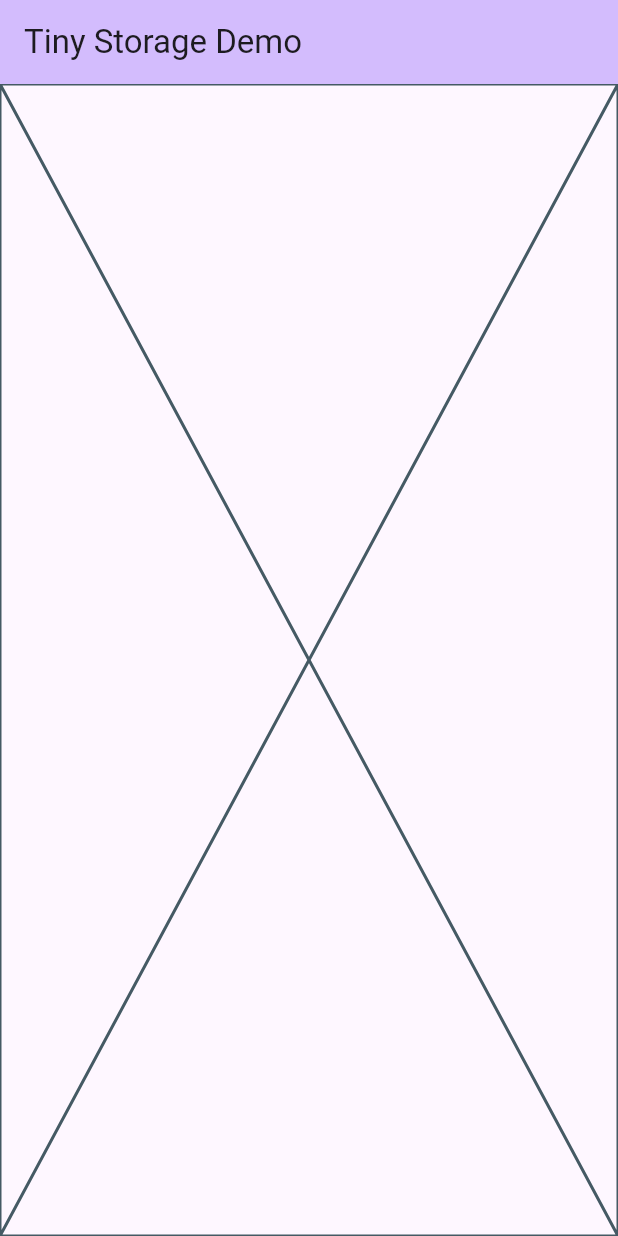
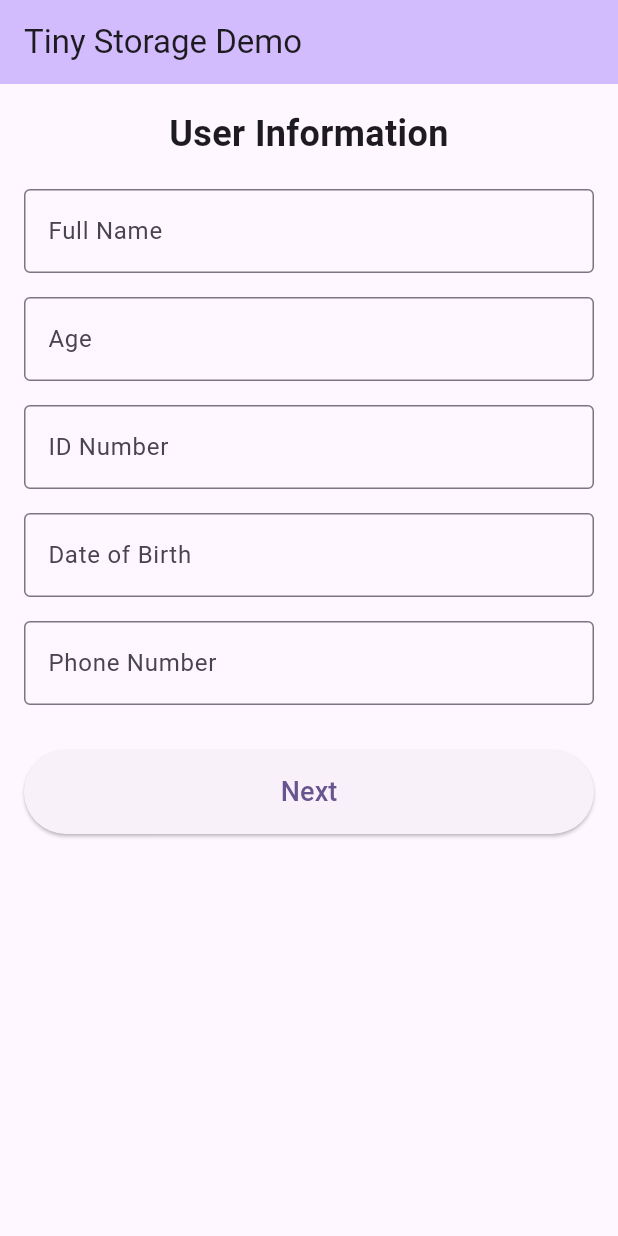
Before and after one commit to DaveSaah/tinystorage_demo, a Flutter app: the screen it shows after launch, on a phone screen of 412 x 824 dp. Run offline on Flutter 3.47's test engine with Material 3 defaults, Android fonts, the phone set to English and light mode, and no system bars.

Commit message:
Update main.dart

```diff
--- a/lib/main.dart
+++ b/lib/main.dart
@@ -1,4 +1,5 @@
 import 'package:flutter/material.dart';
+import 'nextpage.dart';
 
 void main() {
   runApp(const MyApp());
@@ -18,24 +19,127 @@ class MyApp extends StatelessWidget {
         ),
         useMaterial3: true,
       ),
-      home: MyHomePage(),
+      home: const MyHomePage(),
     );
   }
 }
 
-class MyHomePage extends StatelessWidget {
+class MyHomePage extends StatefulWidget {
   const MyHomePage({super.key});
+
+  @override
+  State<MyHomePage> createState() => _MyHomePageState();
+}
+
+class _MyHomePageState extends State<MyHomePage> {
+  final _nameController = TextEditingController();
+  final _ageController = TextEditingController();
+  final _idController = TextEditingController();
+  final _dobController = TextEditingController();
+  final _phoneController = TextEditingController();
+
+  @override
+  void dispose() {
+    _nameController.dispose();
+    _ageController.dispose();
+    _idController.dispose();
+    _dobController.dispose();
+    _phoneController.dispose();
+    super.dispose();
+  }
 
   @override
   Widget build(BuildContext context) {
     return Scaffold(
       appBar: AppBar(
         backgroundColor: Theme.of(context).colorScheme.inversePrimary,
-        title: Text(
-          'Tiny Storage Demo',
+        title: const Text('Tiny Storage Demo'),
+      ),
+      body: Padding(
+        padding: const EdgeInsets.all(16.0),
+        child: SingleChildScrollView(
+          child: Column(
+            crossAxisAlignment: CrossAxisAlignment.stretch,
+            children: [
+              const Text(
+                'User Information',
+                style: TextStyle(fontSize: 24, fontWeight: FontWeight.bold),
+                textAlign: TextAlign.center,
+              ),
+              const SizedBox(height: 20),
+              TextField(
+                controller: _nameController,
+                decoration: const InputDecoration(
+                  labelText: 'Full Name',
+                  border: OutlineInputBorder(),
+                ),
+              ),
+              const SizedBox(height: 16),
+              TextField(
+                controller: _ageController,
+                keyboardType: TextInputType.number,
+                decoration: const InputDecoration(
+                  labelText: 'Age',
+                  border: OutlineInputBorder(),
+                ),
+              ),
+              const SizedBox(height: 16),
+              TextField(
+                controller: _idController,
+                decoration: const InputDecoration(
+                  labelText: 'ID Number',
+                  border: OutlineInputBorder(),
+                ),
+              ),
+              const SizedBox(height: 16),
+              TextField(
+                controller: _dobController,
+                decoration: const InputDecoration(
+                  labelText: 'Date of Birth',
+                  border: OutlineInputBorder(),
+                  hintText: 'YYYY-MM-DD',
+                ),
+                onTap: () async {
+
+                },
+              ),
+              const SizedBox(height: 16),
+              TextField(
+                controller: _phoneController,
+                keyboardType: TextInputType.phone,
+                decoration: const InputDecoration(
+                  labelText: 'Phone Number',
+                  border: OutlineInputBorder(),
+                ),
+              ),
+              const SizedBox(height: 30),
+              ElevatedButton(
+                onPressed: () {
+                  Navigator.push(
+                    context,
+                    MaterialPageRoute(
+                      builder: (context) => NextPage(
+                        name: _nameController.text,
+                        age: _ageController.text,
+                        id: _idController.text,
+                        dob: _dobController.text,
+                        phone: _phoneController.text,
+                      ),
+                    ),
+                  );
+                },
+                style: ElevatedButton.styleFrom(
+                  padding: const EdgeInsets.symmetric(vertical: 15),
+                ),
+                child: const Text(
+                  'Next',
+                  style: TextStyle(fontSize: 18),
+                ),
+              ),
+            ],
+          ),
         ),
       ),
-      body: const Placeholder(),
     );
   }
 }
```
